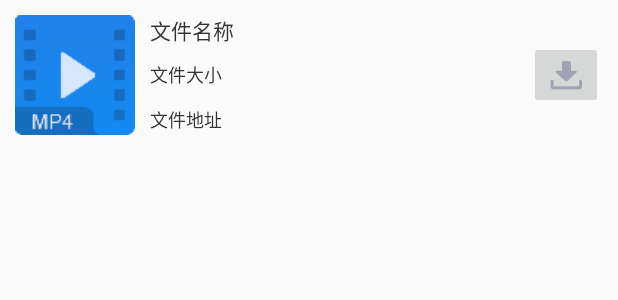
After one commit to dongdongge/Speed, an Android app: the layout service_resource_activity_adapter_list_layout.xml on its own in the app's theme, with its tools: preview values and no code run, on a phone screen of 412 x 824 dp. The commit adds this screen. Shown: the top 300 px of the screen. Run offline under Robolectric (Android 15) with nearby library versions, the phone set to English and light mode, and no system bars; network calls fail.

Commit message:
完成服务器资源列表

```diff
--- a/app/src/main/java/soyouarehere/imwork/speed/app/config/Config.java
+++ b/app/src/main/java/soyouarehere/imwork/speed/app/config/Config.java
@@ -1,6 +1,6 @@
 package soyouarehere.imwork.speed.app.config;
 
 public class Config {
-//    public static final String BASE_URL = "http://192.168.22.30:8080";
-    public static final String BASE_URL = "http://192.168.3.2:8080";
+    public static final String BASE_URL = "http://192.168.22.30:8080";
+//    public static final String BASE_URL = "http://192.168.3.2:8080";
 }
--- /dev/null
+++ b/app/src/main/res/layout/service_resource_activity_adapter_list_layout.xml
@@ -0,0 +1,61 @@
+<?xml version="1.0" encoding="utf-8"?>
+<LinearLayout xmlns:android="http://schemas.android.com/apk/res/android"
+    android:layout_width="match_parent"
+    android:layout_height="100dp"
+    android:gravity="center_vertical"
+    android:orientation="horizontal"
+    android:paddingBottom="5dp"
+    android:paddingLeft="10dp"
+    android:paddingRight="10dp"
+    android:paddingTop="5dp">
+
+    <ImageView
+        android:layout_width="80dp"
+        android:layout_height="80dp"
+        android:src="@mipmap/download_ic_dl_mp4" />
+
+    <LinearLayout
+        android:layout_width="0dp"
+        android:layout_height="match_parent"
+        android:layout_weight="1"
+        android:orientation="vertical"
+        android:paddingLeft="10dp">
+
+        <TextView
+            android:id="@+id/service_resource_file_name"
+            android:layout_width="match_parent"
+            android:layout_height="0dp"
+            android:layout_weight="1"
+            android:gravity="center_vertical"
+            android:text="文件名称"
+            android:textColor="@color/color_333333"
+            android:textSize="14sp" />
+
+        <TextView
+            android:id="@+id/service_resource_file_size"
+            android:layout_width="match_parent"
+            android:layout_height="0dp"
+            android:layout_weight="1"
+            android:gravity="center_vertical"
+            android:text="文件大小"
+            android:textColor="@color/color_333333"
+            android:textSize="12sp" />
+
+        <TextView
+            android:id="@+id/service_resource_file_url"
+            android:layout_width="match_parent"
+            android:layout_height="0dp"
+            android:layout_weight="1"
+            android:gravity="center_vertical"
+            android:text="文件地址"
+            android:textColor="@color/color_333333"
+            android:singleLine="true"
+            android:textSize="12sp" />
+    </LinearLayout>
+
+    <ImageButton
+        android:id="@+id/service_resource_download"
+        android:layout_width="wrap_content"
+        android:layout_height="wrap_content"
+        android:src="@mipmap/service_resource_download_gray" />
+</LinearLayout>
```
Also changed, not shown: app/src/main/java/soyouarehere/imwork/speed/pager/mine/download/resouce/ServiceResourceActivity.java (+28 -4 lines), app/src/main/java/soyouarehere/imwork/speed/pager/mine/download/resouce/ServiceResourceAdapter.java (+27 -4 lines), app/src/main/res/mipmap-xxhdpi/service_resource_download_3gp.png (added), app/src/main/res/mipmap-xxhdpi/service_resource_download_blue.png (added), app/src/main/res/mipmap-xxhdpi/service_resource_download_gray.png (added), app/src/main/res/mipmap-xxhdpi/service_resource_download_img.png (added), app/src/main/res/mipmap-xxhdpi/service_resource_download_mp3.png (added), app/src/main/res/mipmap-xxhdpi/service_resource_download_zip.png (added).
